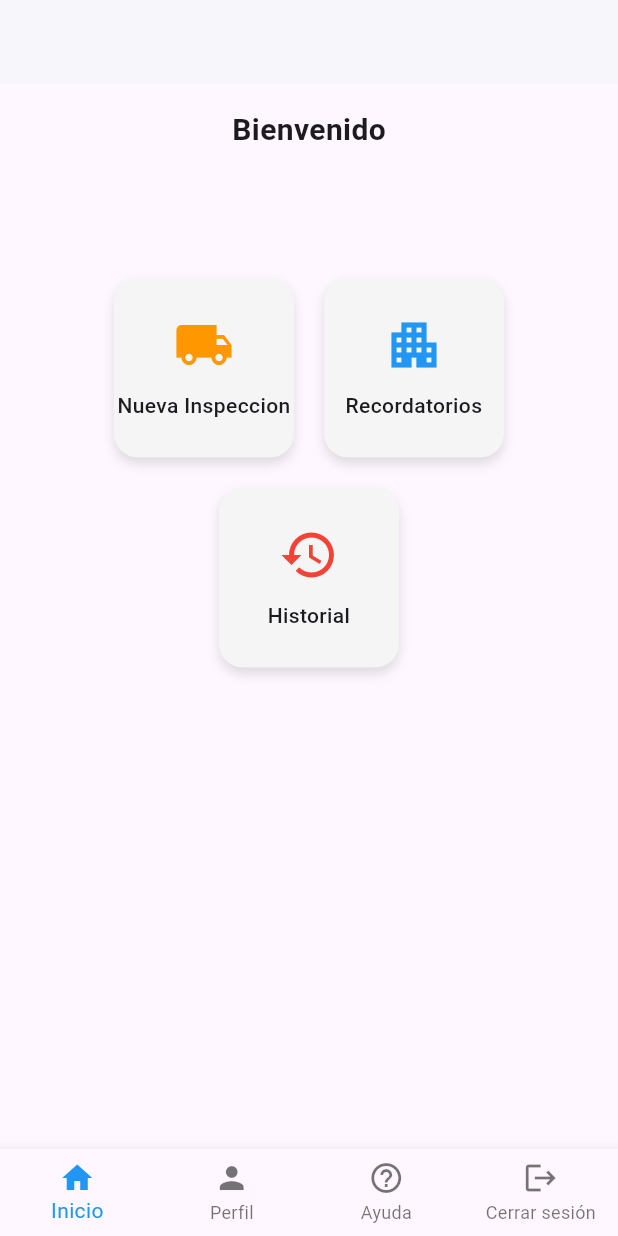
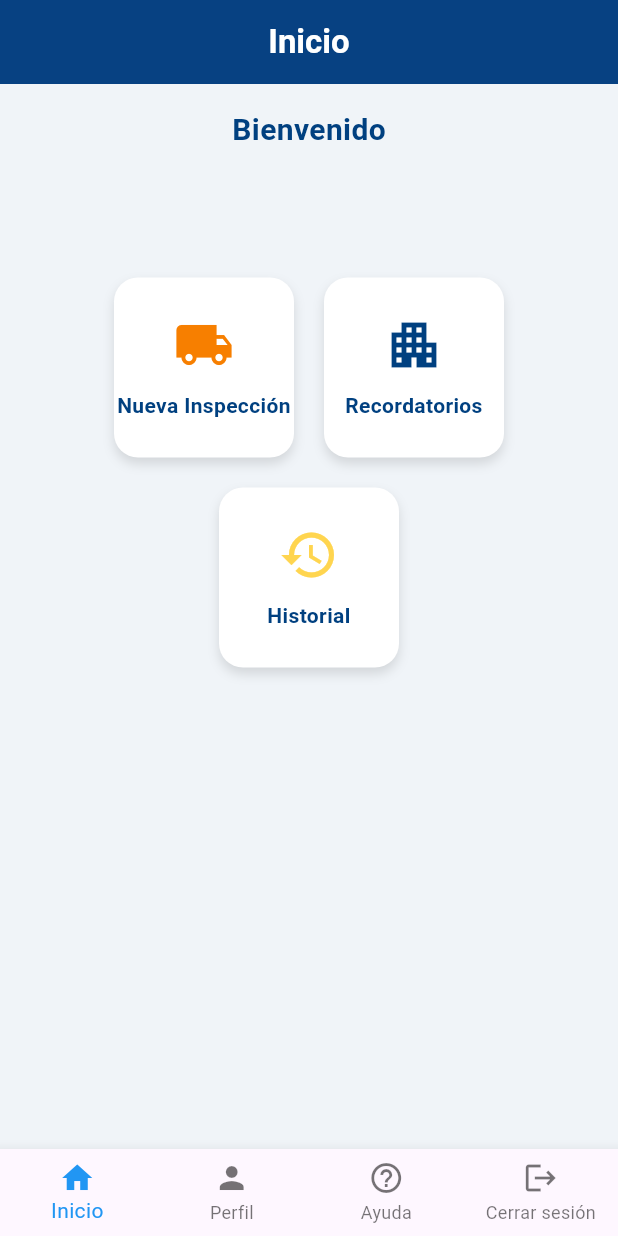
Before and after one commit to Ninjazet/inspect, a Flutter app: the screen it shows after launch, on a phone screen of 412 x 824 dp. Run offline on Flutter 3.47's test engine with Material 3 defaults, Android fonts, the phone set to English and light mode, and no system bars; our stand-ins replace cloud_firestore, firebase_core, firebase_storage, printing, share_plus, top_snackbar_flutter; missing offline and left inert: pdfx, syncfusion_flutter_pdfviewer; accounts and stored records are empty.

Commit message:
update home
ajuste de colores

```diff
--- a/lib/Home/home.dart
+++ b/lib/Home/home.dart
@@ -5,6 +5,12 @@ import 'package:inspect/views/historial.dart';
 
 class HomePage extends StatelessWidget {
   const HomePage({super.key});
+
+  // Colores de la identidad visual
+  final Color primaryBlue = const Color(0xFF004080); // Azul oscuro
+  final Color orangeAccent = const Color(0xFFF77F00); // Naranja
+  final Color yellowSoft = const Color(0xFFFFD54F); // Amarillo suave
+  final Color grayLight = const Color(0xFFF0F4F8); // Gris claro de fondo
 
   Widget buildCard(
     IconData icon,
@@ -18,7 +24,7 @@ class HomePage extends StatelessWidget {
         width: 120,
         height: 120,
         decoration: BoxDecoration(
-          color: Colors.grey[100],
+          color: Colors.white, // fondo blanco para contraste
           borderRadius: BorderRadius.circular(16),
           boxShadow: [
             BoxShadow(
@@ -32,12 +38,14 @@ class HomePage extends StatelessWidget {
           mainAxisAlignment: MainAxisAlignment.center,
           children: [
             Icon(icon, size: 40, color: color),
-
-            SizedBox(height: 10),
+            const SizedBox(height: 10),
             Text(
               text,
               textAlign: TextAlign.center,
-              style: TextStyle(fontWeight: FontWeight.w500),
+              style: TextStyle(
+                fontWeight: FontWeight.w600,
+                color: primaryBlue, // texto en azul oscuro
+              ),
             ),
           ],
         ),
@@ -54,21 +62,35 @@ class HomePage extends StatelessWidget {
   @override
   Widget build(BuildContext context) {
     return Scaffold(
-      appBar: AppBar(backgroundColor: Colors.white, elevation: 1),
+      backgroundColor: grayLight,
+      appBar: AppBar(
+        backgroundColor: primaryBlue,
+        elevation: 2,
+        centerTitle: true,
+        title: Text(
+          'Inicio',
+          style: TextStyle(
+            fontWeight: FontWeight.bold,
+            color: Colors.white,
+          ),
+        ),
+      ),
       body: Padding(
-        padding: EdgeInsets.symmetric(horizontal: 24, vertical: 16),
+        padding: const EdgeInsets.symmetric(horizontal: 24, vertical: 16),
         child: Column(
           crossAxisAlignment: CrossAxisAlignment.start,
           children: [
             Center(
               child: Text(
                 "Bienvenido",
-                style: TextStyle(fontSize: 20, fontWeight: FontWeight.bold),
+                style: TextStyle(
+                  fontSize: 20,
+                  fontWeight: FontWeight.bold,
+                  color: primaryBlue,
                 ),
               ),
-
-            SizedBox(height: 84),
-
+            ),
+            const SizedBox(height: 84),
             Center(
               child: Wrap(
                 alignment: WrapAlignment.center,
@@ -77,39 +99,46 @@ class HomePage extends StatelessWidget {
                 children: [
                   buildCard(
                     Icons.local_shipping,
-                    "Nueva Inspeccion",
-                    Colors.orange,
+                    "Nueva Inspección",
+                    orangeAccent,
                     () {
                       Navigator.push(
                         context,
-                        MaterialPageRoute(builder: (context) => Checklist()),
+                        MaterialPageRoute(
+                          builder: (context) => Checklist(),
+                        ),
                       );
                     },
                   ),
                   buildCard(
                     Icons.apartment,
                     "Recordatorios",
-                    Colors.blue,
+                    primaryBlue,
                     () {
                       Navigator.push(
                         context,
-                        MaterialPageRoute(builder: (context) => RecordatoriosScreen()),
+                        MaterialPageRoute(
+                          builder: (context) => RecordatoriosScreen(),
+                        ),
                       );
                     },
                   ),
-
-                  buildCard(Icons.history, "Historial", Colors.red, () {
+                  buildCard(
+                    Icons.history,
+                    "Historial",
+                    yellowSoft, // amarillo suave para diferenciar
+                    () {
                       Navigator.push(
                         context,
                         MaterialPageRoute(
                           builder: (context) => HistorialInspecciones(),
                         ),
                       );
-                  }),
+                    },
+                  ),
                 ],
               ),
             ),
-
             const Spacer(),
           ],
         ),
```
Lines whose indentation alone changed are shown as unchanged.
